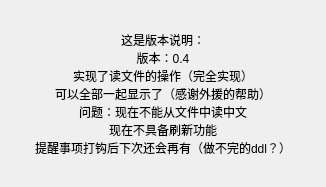
Above: about.ui from XiangSirui/test before the change. Below: the same form after it.
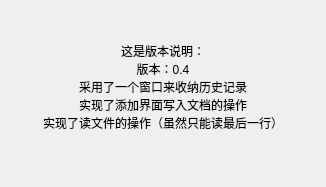
That is the form after the change.

Commit message:
换了实现的路径，可以说是一次大更新
将所有的Note 都放到了vector里面，并且由此实现了从打钩到历史事件显示的过程，如果后续需要改动Note 的内容或者提取Note 的内容的话可以从note_vector 里入手。

```diff
--- a/about.ui
+++ b/about.ui
@@ -19,11 +19,10 @@
      <property name="text">
       <string>这是版本说明：
 版本：0.4 
-实现了读文件的操作（完全实现）
-可以全部一起显示了（感谢外援的帮助）
-问题：现在不能从文件中读中文
-现在不具备刷新功能
-提醒事项打钩后下次还会再有（做不完的ddl？）</string>
+采用了一个窗口来收纳历史记录
+实现了添加界面写入文档的操作
+实现了读文件的操作（虽然只能读最后一行）
+</string>
      </property>
      <property name="alignment">
       <set>Qt::AlignCenter</set>
```
The commit also changes 25 other files.
